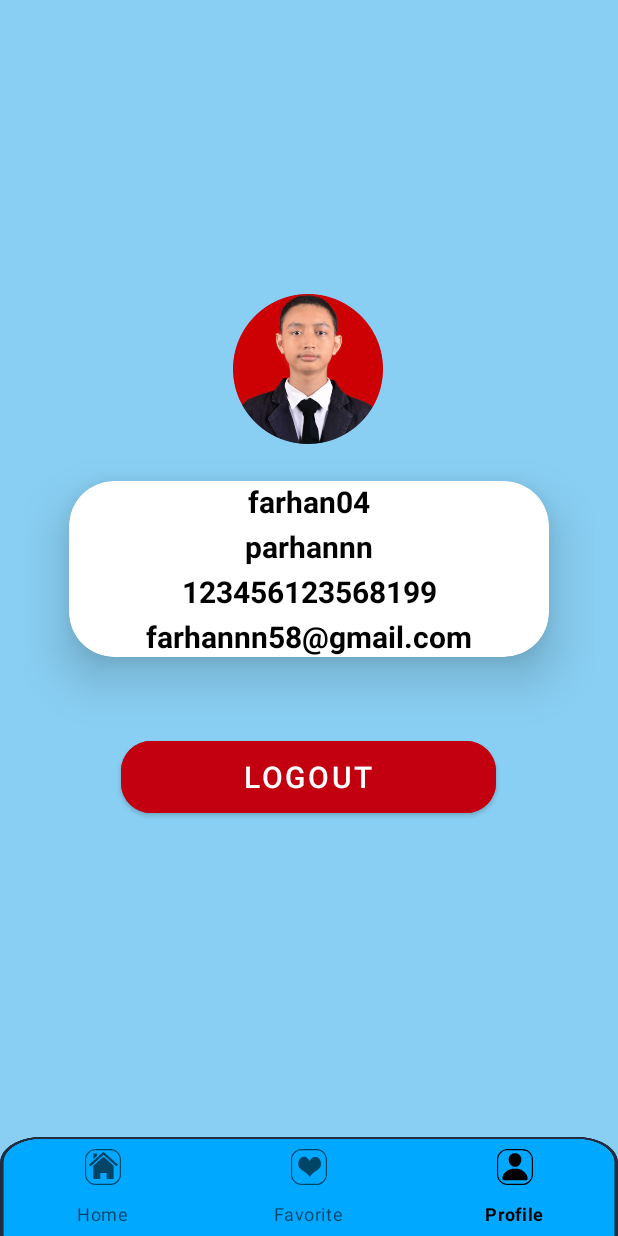
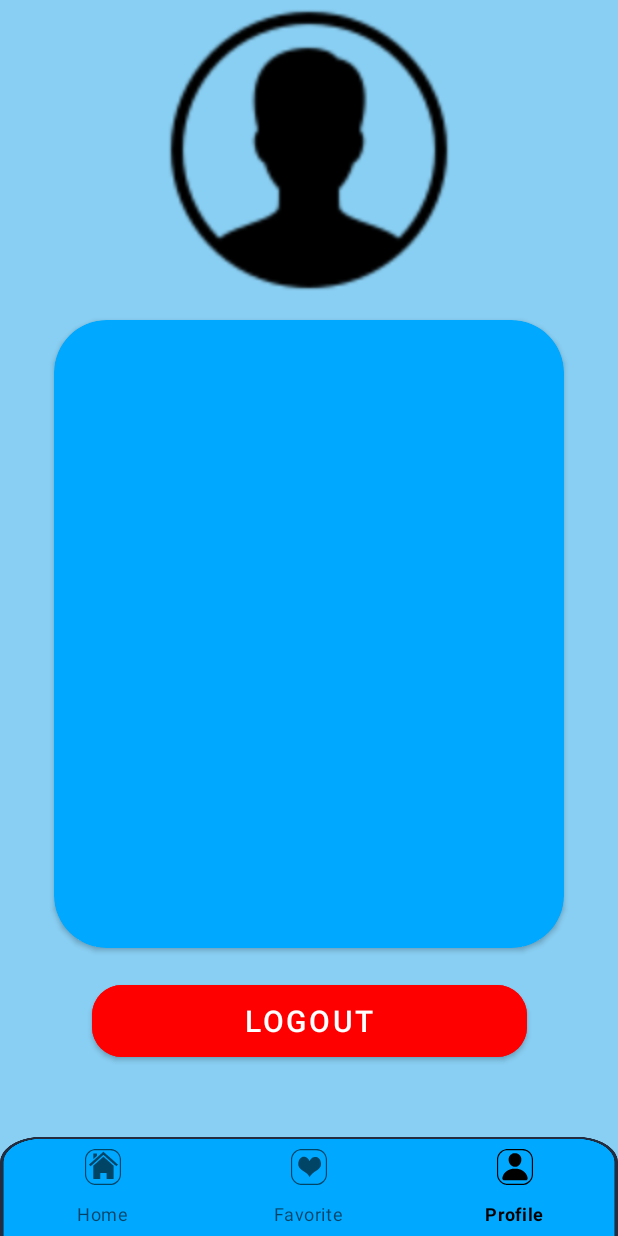
Before and after one commit to parhannn/Project-UAS-LosFilm, an Android app: the screen it shows after launch (MainActivity), item 3 of the bottom bar chosen, on a phone screen of 412 x 824 dp. Run offline under Robolectric (Android 15) with nearby library versions, the light colour scheme and no system bars; our stand-ins replace Firebase (no records; nobody signed in at launch, a user with empty details on screens opened directly), navigation-ui.

Commit message:
3nd Revision: - re-adjusting profile fragment design based on the figma prototype - re-adjusting card item on dashboard

```diff
--- a/app/src/main/java/com/example/pamuts/ui/profile/ProfileFragment.kt
+++ b/app/src/main/java/com/example/pamuts/ui/profile/ProfileFragment.kt
@@ -36,17 +36,17 @@ class ProfileFragment : Fragment() {
             }
         }
         val root: View = binding.root
-        val textUser: TextView = binding.textUser
-        val textGit: TextView = binding.textGit
-        val textNik: TextView = binding.textNik
-        val textEmail: TextView = binding.textEmail
+//        val textUser: TextView = binding.textUser
+//        val textGit: TextView = binding.textGit
+//        val textNik: TextView = binding.textNik
+//        val textEmail: TextView = binding.textEmail
 
-        profileViewModel.text.observe(viewLifecycleOwner) {
-            textUser.text = "farhan04"
-            textGit.text = "parhannn"
-            textNik.text = "123456123568199"
-            textEmail.text = "farhannn58@gmail.com"
-        }
+//        profileViewModel.text.observe(viewLifecycleOwner) {
+//            textUser.text = "farhan04"
+//            textGit.text = "parhannn"
+//            textNik.text = "123456123568199"
+//            textEmail.text = "farhannn58@gmail.com"
+//        }
         return root
     }
 
--- a/app/src/main/res/layout/fragment_profile.xml
+++ b/app/src/main/res/layout/fragment_profile.xml
@@ -10,94 +10,46 @@
     tools:context=".ui.profile.ProfileFragment">
 
     <ImageView
-        android:layout_width="100dp"
-        android:layout_height="100dp"
-        app:layout_constraintBottom_toTopOf="@+id/cardView2"
+        android:contentDescription="Menu Profile"
+        android:id="@+id/profile_photo"
+        android:layout_width="200dp"
+        android:layout_height="200dp"
+        android:layout_marginTop="0dp"
+        app:cornerRadius="20dp"
+        android:src="@drawable/ic_profile_photo"
         app:layout_constraintEnd_toEndOf="parent"
-        app:layout_constraintHorizontal_bias="0.498"
+        app:layout_constraintHorizontal_bias="0.5"
         app:layout_constraintStart_toStartOf="parent"
         app:layout_constraintTop_toTopOf="parent"
-        app:layout_constraintVertical_bias="0.888"
-        android:src="@drawable/logo"/>
+        app:layout_constraintVertical_bias="0.888" />
 
     <androidx.cardview.widget.CardView
-        android:id="@+id/cardView2"
-        android:layout_width="match_parent"
-        android:layout_height="wrap_content"
-        android:layout_margin="30dp"
-        app:cardCornerRadius="30dp"
-        app:cardElevation="20dp"
-        android:backgroundTint="@color/white"
-        app:layout_constraintBottom_toBottomOf="parent"
+        android:id="@+id/profile_detail"
+        android:layout_width="365dp"
+        android:layout_height="445dp"
+        android:layout_marginTop="0dp"
+        android:backgroundTint="@color/blue"
+        app:layout_constraintHorizontal_bias="0.5"
+        app:cardCornerRadius="35dp"
+        app:cardUseCompatPadding="true"
         app:layout_constraintEnd_toEndOf="parent"
         app:layout_constraintStart_toStartOf="parent"
-        app:layout_constraintTop_toTopOf="parent"
-        app:layout_constraintVertical_bias="0.5">
-
-        <LinearLayout
-            android:layout_width="match_parent"
-            android:layout_height="wrap_content"
-            android:layout_gravity="center_horizontal"
-            android:orientation="vertical"
-            android:padding="24dp" />
-
-        <TextView
-            android:id="@+id/text_user"
-            android:layout_width="match_parent"
-            android:layout_height="wrap_content"
-            android:text="User Name"
-            android:textAlignment="center"
-            android:textColor="@color/black"
-            android:textSize="20sp"
-            android:textStyle="bold" />
-
-        <TextView
-            android:id="@+id/text_git"
-            android:layout_width="match_parent"
-            android:layout_height="wrap_content"
-            android:paddingTop="30dp"
-            android:text="GitHub Username"
-            android:textAlignment="center"
-            android:textColor="@color/black"
-            android:textSize="20sp"
-            android:textStyle="bold" />
-
-        <TextView
-            android:id="@+id/text_nik"
-            android:layout_width="match_parent"
-            android:layout_height="wrap_content"
-            android:paddingTop="60dp"
-            android:text="NIK"
-            android:textAlignment="center"
-            android:textColor="@color/black"
-            android:textSize="20sp"
-            android:textStyle="bold" />
-
-        <TextView
-            android:id="@+id/text_email"
-            android:layout_width="match_parent"
-            android:layout_height="wrap_content"
-            android:paddingTop="90dp"
-            android:text="Email"
-            android:textAlignment="center"
-            android:textColor="@color/black"
-            android:textSize="20sp"
-            android:textStyle="bold" />
-    </androidx.cardview.widget.CardView>
+        app:layout_constraintTop_toBottomOf="@+id/profile_photo" />
 
     <Button
         android:id="@+id/logout_button"
-        android:layout_width="250dp"
+        android:layout_width="290dp"
         android:layout_height="60dp"
         android:backgroundTint="@color/red"
-        android:text="Logout"
+        android:layout_marginTop="0dp"
+        android:text="logout"
         android:textSize="20sp"
         app:cornerRadius="20dp"
         app:layout_constraintBottom_toBottomOf="parent"
         app:layout_constraintEnd_toEndOf="parent"
-        app:layout_constraintHorizontal_bias="0.496"
+        app:layout_constraintHorizontal_bias="0.5"
         app:layout_constraintStart_toStartOf="parent"
-        app:layout_constraintTop_toBottomOf="@+id/cardView2"
-        app:layout_constraintVertical_bias="0.193" />
+        app:layout_constraintTop_toBottomOf="@+id/profile_detail"
+        app:layout_constraintVertical_bias="0.1" />
 
 </androidx.constraintlayout.widget.ConstraintLayout>
--- a/app/src/main/res/layout/item.xml
+++ b/app/src/main/res/layout/item.xml
@@ -8,9 +8,9 @@
     app:cardUseCompatPadding="true"
     app:strokeColor="@color/black"
     app:strokeWidth="2dp"
-    android:layout_marginHorizontal="5dp"
+    android:layout_marginHorizontal="17dp"
     android:background="@color/white"
-    app:cardElevation="12dp">
+    app:cardElevation="0dp">
 
     <androidx.constraintlayout.widget.ConstraintLayout
         android:layout_width="match_parent"
--- a/app/src/main/res/values/colors.xml
+++ b/app/src/main/res/values/colors.xml
@@ -11,5 +11,5 @@
     <color name="light_blue">#89CFF3</color>
     <color name="blue">#00A9FF</color>
     <color name="darken_blue">#232D3F</color>
-    <color name="red">#C30010</color>
+    <color name="red">#FF0000</color>
 </resources>
--- a/app/src/main/res/values/dimens.xml
+++ b/app/src/main/res/values/dimens.xml
@@ -18,9 +18,9 @@
     <dimen name="skill_content_layout_height">0dp</dimen>
 
     <!--item dimen-->
-    <dimen name="item_card_padding">15dp</dimen>
-    <dimen name="item_card_width">60dp</dimen>
-    <dimen name="item_card_height">60dp</dimen>
+    <dimen name="item_card_padding">10dp</dimen>
+    <dimen name="item_card_width">70dp</dimen>
+    <dimen name="item_card_height">70dp</dimen>
     <dimen name="item_card_cornerRadius">20dp</dimen>
     <dimen name="item_textSize">16sp</dimen>
 
```
Also changed, not shown: app/src/main/res/drawable/ic_profile_photo.png (added).
